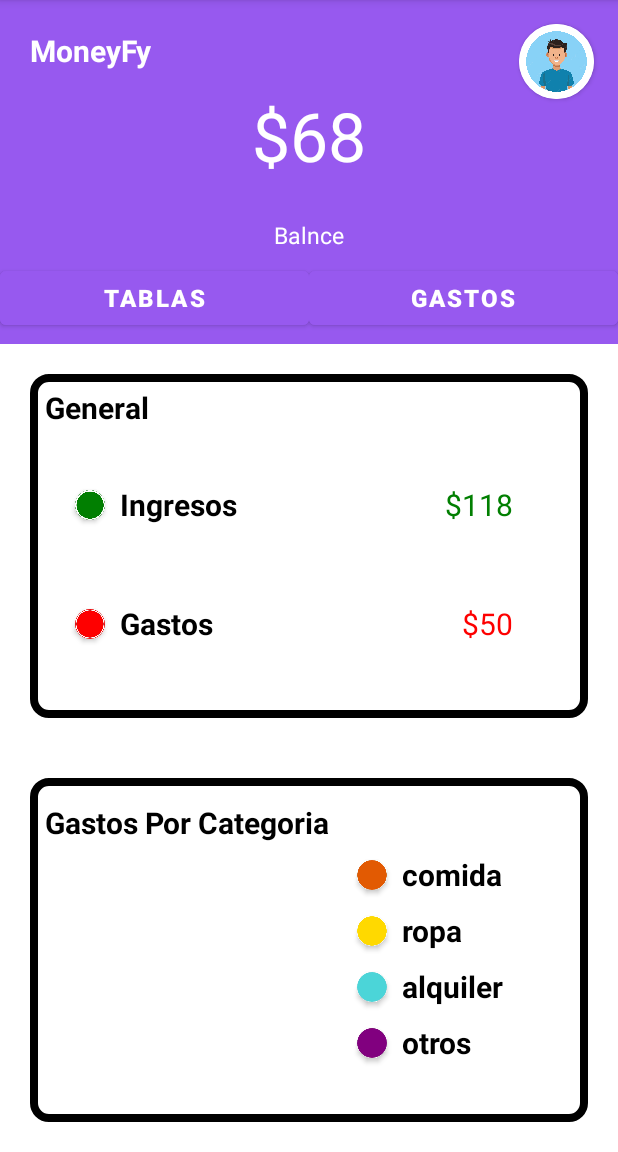
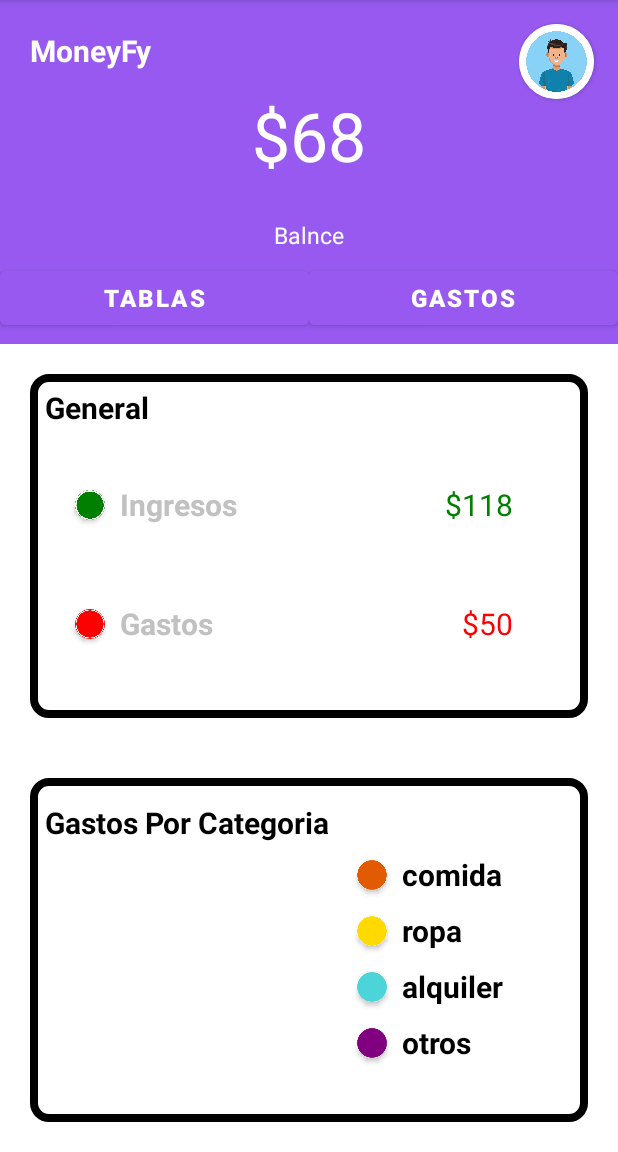
Before and after one commit to KatUrdi/OverFlow-, an Android app: the screen it shows after launch (MainActivity), on a phone screen of 412 x 824 dp, the part 84-1236 px from its top. Run offline under Robolectric (Android 15) with nearby library versions, the phone set to English and light mode, and no system bars.

Commit message:
color, Brenda

```diff
--- a/app/src/main/java/com/example/overflow/MainActivity.kt
+++ b/app/src/main/java/com/example/overflow/MainActivity.kt
@@ -7,5 +7,6 @@ class MainActivity : AppCompatActivity() {
     override fun onCreate(savedInstanceState: Bundle?) {
         super.onCreate(savedInstanceState)
         setContentView(R.layout.activity_main)
+
     }
 }
--- a/app/src/main/res/layout/activity_main.xml
+++ b/app/src/main/res/layout/activity_main.xml
@@ -155,7 +155,7 @@
             android:layout_marginVertical="100dp"
             android:layout_marginHorizontal="80dp"
             android:text="@string/ingresos"
-            android:textColor="#000000"
+            android:textColor="#C1C1C1"
             android:textSize="20sp"
             app:layout_constraintTop_toBottomOf="@id/guideline1"
             app:layout_constraintLeft_toLeftOf="parent"/>
@@ -167,7 +167,7 @@
             android:layout_marginVertical="70dp"
             android:layout_marginHorizontal="80dp"
             android:text="@string/gastos_minusculas"
-            android:textColor="#000000"
+            android:textColor="#C1C1C1"
             android:textSize="20sp"
             app:layout_constraintBottom_toTopOf="@id/guideline2"
             app:layout_constraintLeft_toLeftOf="parent"/>
```
